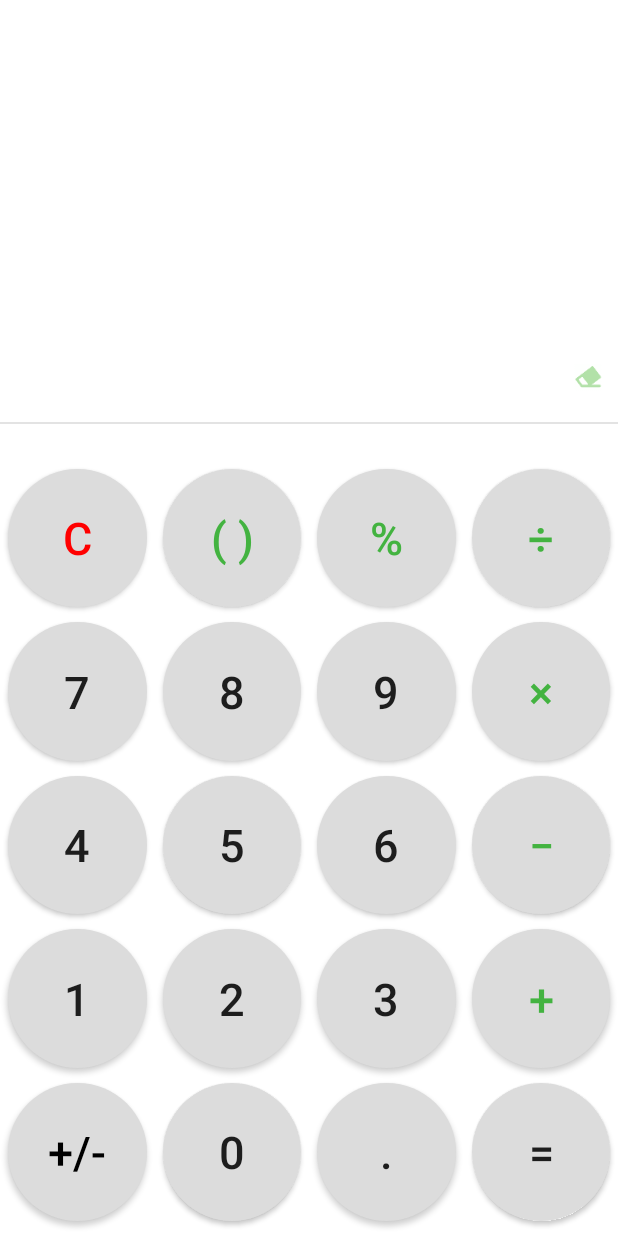
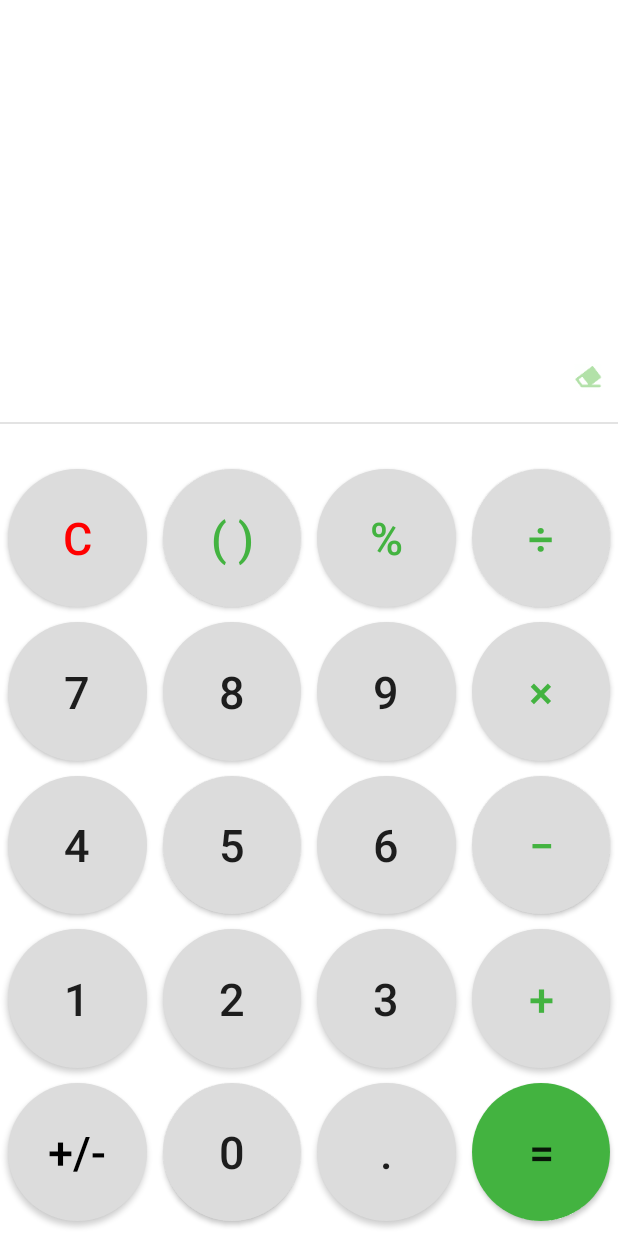
Before and after one commit to jubalee6/newcalculator-android, an Android app: the screen it shows after launch (MainActivity), on a phone screen of 412 x 824 dp. Run offline under Robolectric (Android 15) with nearby library versions, the phone set to English and light mode, and no system bars; our stand-ins replace Timber.

Commit message:
equal 버튼 색상 추가

```diff
--- /dev/null
+++ b/app/src/main/res/drawable/selector_green_background.xml
@@ -0,0 +1,9 @@
+<?xml version="1.0" encoding="utf-8"?>
+<selector xmlns:android="http://schemas.android.com/apk/res/android">
+    <item android:drawable="@drawable/shape_button_circle_green_pressed" android:state_focused="true" />
+    <item android:drawable="@drawable/shape_button_circle_green_pressed" android:state_pressed="true" />
+    <item android:drawable="@drawable/shape_button_circle_green_pressed" android:state_selected="true" />
+    <item android:drawable="@drawable/shape_button_circle_green_pressed" android:state_checked="true" />
+    <item android:drawable="@drawable/shape_button_circle_disable" android:state_enabled="false" />
+    <item android:drawable="@drawable/shape_button_circle_green" />
+</selector>
--- /dev/null
+++ b/app/src/main/res/drawable/shape_button_circle_green.xml
@@ -0,0 +1,8 @@
+<?xml version="1.0" encoding="utf-8"?>
+<shape xmlns:android="http://schemas.android.com/apk/res/android"
+    android:shape="oval"
+    >
+    <solid android:color="#43B340"/>
+    <corners android:radius="100dp"/>
+
+</shape>
--- /dev/null
+++ b/app/src/main/res/drawable/shape_button_circle_green_pressed.xml
@@ -0,0 +1,8 @@
+<?xml version="1.0" encoding="utf-8"?>
+<shape xmlns:android="http://schemas.android.com/apk/res/android"
+    android:shape="oval"
+    >
+    <solid android:color="#358A32"/>
+    <corners android:radius="100dp"/>
+
+</shape>
--- a/app/src/main/res/layout/activity_main.xml
+++ b/app/src/main/res/layout/activity_main.xml
@@ -48,6 +48,7 @@
         android:layout_marginHorizontal="5dp"
         android:layout_marginVertical="10dp"
         android:background="@drawable/selector_shape_button_circle"
+        android:maxWidth="48dp"
         android:text="@string/button_cancel"
         android:textColor="#ffff0000"
         android:textSize="30sp"
@@ -65,6 +66,7 @@
         android:layout_marginHorizontal="5dp"
         android:layout_marginVertical="10dp"
         android:background="@drawable/selector_shape_button_circle"
+        android:maxWidth="48dp"
         android:text="@string/button_parenthesis"
         android:textSize="30sp"
         app:layout_constraintBottom_toTopOf="@+id/button_eight"
@@ -81,6 +83,7 @@
         android:layout_marginHorizontal="5dp"
         android:layout_marginVertical="10dp"
         android:background="@drawable/selector_shape_button_circle"
+        android:maxWidth="48dp"
         android:text="@string/button_percent"
         android:textSize="30sp"
         app:layout_constraintBottom_toTopOf="@+id/button_nine"
@@ -97,6 +100,7 @@
         android:layout_marginHorizontal="5dp"
         android:layout_marginVertical="10dp"
         android:background="@drawable/selector_shape_button_circle"
+        android:maxWidth="48dp"
         android:text="@string/button_divide"
         android:textSize="30sp"
         app:layout_constraintBottom_toTopOf="@+id/button_multiply"
@@ -112,6 +116,7 @@
         android:layout_marginHorizontal="5dp"
         android:layout_marginVertical="10dp"
         android:background="@drawable/selector_shape_button_circle"
+        android:maxWidth="48dp"
         android:text="@string/button_seven"
         android:textSize="30sp"
         app:layout_constraintBottom_toTopOf="@+id/button_four"
@@ -127,6 +132,7 @@
         android:layout_marginHorizontal="5dp"
         android:layout_marginVertical="10dp"
         android:background="@drawable/selector_shape_button_circle"
+        android:maxWidth="48dp"
         android:text="@string/button_eight"
         android:textSize="30sp"
         app:layout_constraintBottom_toTopOf="@+id/button_five"
@@ -142,6 +148,7 @@
         android:layout_marginHorizontal="5dp"
         android:layout_marginVertical="10dp"
         android:background="@drawable/selector_shape_button_circle"
+        android:maxWidth="48dp"
         android:text="@string/button_nine"
         android:textSize="30sp"
         app:layout_constraintBottom_toTopOf="@id/button_six"
@@ -158,6 +165,7 @@
         android:layout_marginHorizontal="5dp"
         android:layout_marginVertical="10dp"
         android:background="@drawable/selector_shape_button_circle"
+        android:maxWidth="48dp"
         android:text="@string/button_multiply"
         android:textSize="30sp"
         app:layout_constraintBottom_toTopOf="@id/button_minus"
@@ -173,6 +181,7 @@
         android:layout_marginHorizontal="5dp"
         android:layout_marginVertical="10dp"
         android:background="@drawable/selector_shape_button_circle"
+        android:maxWidth="48dp"
         android:text="@string/button_four"
         android:textSize="30sp"
         app:layout_constraintBottom_toTopOf="@id/button_one"
@@ -189,6 +198,7 @@
         android:layout_marginHorizontal="5dp"
         android:layout_marginVertical="10dp"
         android:background="@drawable/selector_shape_button_circle"
+        android:maxWidth="48dp"
         android:text="@string/button_five"
         android:textSize="30sp"
         app:layout_constraintBottom_toTopOf="@+id/button_two"
@@ -204,6 +214,7 @@
         android:layout_marginHorizontal="5dp"
         android:layout_marginVertical="10dp"
         android:background="@drawable/selector_shape_button_circle"
+        android:maxWidth="48dp"
         android:text="@string/button_six"
         android:textSize="30sp"
         app:layout_constraintBottom_toTopOf="@+id/button_three"
@@ -220,6 +231,7 @@
         android:layout_marginHorizontal="5dp"
         android:layout_marginVertical="10dp"
         android:background="@drawable/selector_shape_button_circle"
+        android:maxWidth="48dp"
         android:text="@string/button_minus"
         android:textSize="30sp"
         app:layout_constraintBottom_toTopOf="@id/button_plus"
@@ -235,6 +247,7 @@
         android:layout_marginHorizontal="5dp"
         android:layout_marginVertical="10dp"
         android:background="@drawable/selector_shape_button_circle"
+        android:maxWidth="48dp"
         android:text="@string/button_one"
         android:textSize="30sp"
         app:layout_constraintBottom_toTopOf="@+id/button_return"
@@ -251,6 +264,7 @@
         android:layout_marginHorizontal="5dp"
         android:layout_marginVertical="10dp"
         android:background="@drawable/selector_shape_button_circle"
+        android:maxWidth="48dp"
         android:text="@string/button_two"
         android:textSize="30sp"
         app:layout_constraintBottom_toTopOf="@+id/button_zero"
@@ -266,6 +280,7 @@
         android:layout_marginHorizontal="5dp"
         android:layout_marginVertical="10dp"
         android:background="@drawable/selector_shape_button_circle"
+        android:maxWidth="48dp"
         android:text="@string/button_three"
         android:textSize="30sp"
         app:layout_constraintBottom_toTopOf="@+id/button_dot"
@@ -282,6 +297,7 @@
         android:layout_marginHorizontal="5dp"
         android:layout_marginVertical="10dp"
         android:background="@drawable/selector_shape_button_circle"
+        android:maxWidth="48dp"
         android:text="@string/button_plus"
         android:textSize="30sp"
         app:layout_constraintBottom_toTopOf="@+id/button_equal"
@@ -297,9 +313,10 @@
         android:layout_marginHorizontal="5dp"
         android:layout_marginVertical="10dp"
         android:background="@drawable/selector_shape_button_circle"
+        android:maxWidth="48dp"
         android:text="@string/button_plus_minus"
+        android:textColor="@drawable/selector_black_green"
         android:textSize="30sp"
-        android:textColor="@drawable/selector_black_green"
         app:layout_constraintBottom_toBottomOf="parent"
         app:layout_constraintDimensionRatio="1:1"
         app:layout_constraintEnd_toStartOf="@+id/button_zero"
@@ -313,6 +330,7 @@
         android:layout_marginHorizontal="5dp"
         android:layout_marginVertical="10dp"
         android:background="@drawable/selector_shape_button_circle"
+        android:maxWidth="48dp"
         android:text="@string/button_zero"
         android:textSize="30sp"
         app:layout_constraintBottom_toBottomOf="parent"
@@ -328,6 +346,7 @@
         android:layout_marginHorizontal="5dp"
         android:layout_marginVertical="10dp"
         android:background="@drawable/selector_shape_button_circle"
+        android:maxWidth="48dp"
         android:text="@string/button_dot"
         android:textSize="30sp"
         app:layout_constraintBottom_toBottomOf="parent"
@@ -343,8 +362,8 @@
         android:layout_height="0dp"
         android:layout_marginHorizontal="5dp"
         android:layout_marginVertical="10dp"
-        android:background="@drawable/selector_shape_button_circle"
-
+        android:background="@drawable/selector_green_background"
+        android:maxWidth="48dp"
         android:text="@string/button_equal"
         android:textSize="30sp"
         app:layout_constraintBottom_toBottomOf="parent"
```
